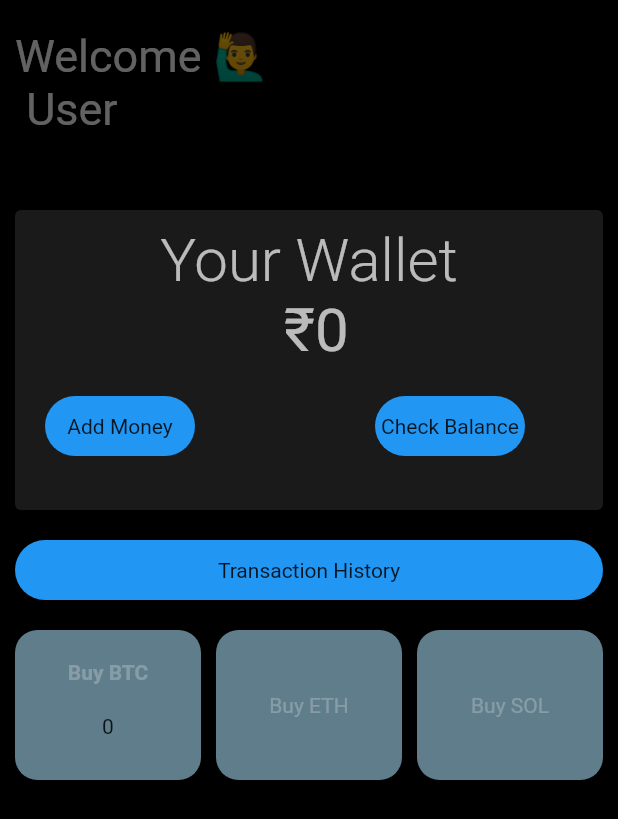
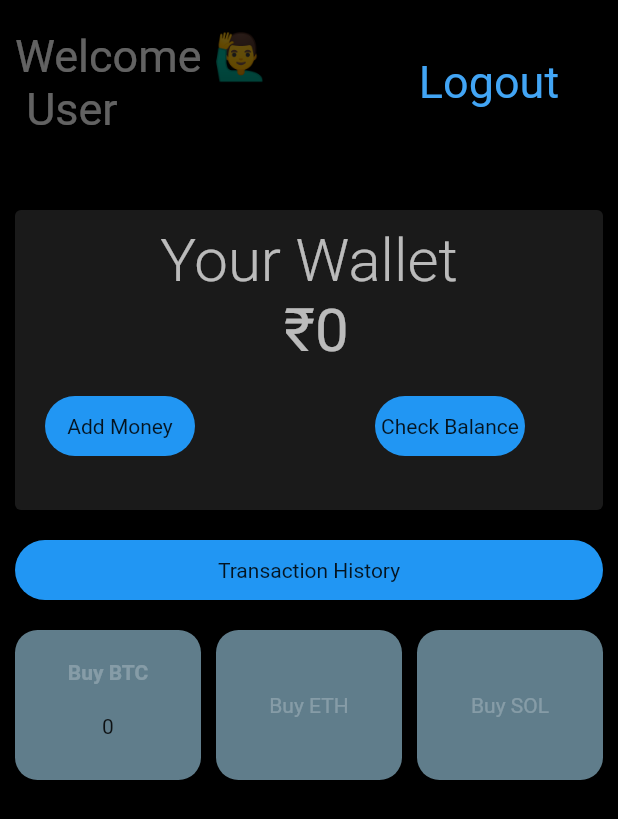
Before and after one commit to harsh-2024/Crypto-Wallet-app, a Flutter app: the Screen1 screen opened directly, on a phone screen of 412 x 824 dp. Shown: the top 819 px of the screen. Run offline on Flutter 3.47's test engine with Material 2 defaults, Android fonts, the phone set to English and light mode, and no system bars; our stand-ins replace cloud_firestore, firebase_auth, firebase_core, font_awesome_flutter, google_sign_in, toast; accounts and stored records are empty.

```diff
--- a/authentication/lib/screen_pages/addMoneypage.dart
+++ b/authentication/lib/screen_pages/addMoneypage.dart
@@ -1,3 +1,4 @@
+import 'package:authentication/login.dart';
 import 'package:flutter/material.dart';
 import 'package:firebase_auth/firebase_auth.dart';
 import 'package:cloud_firestore/cloud_firestore.dart';
@@ -5,13 +6,15 @@ import 'package:firebase_core/firebase_core.dart';
 
 Map<String, dynamic> mapdata = <String, dynamic>{
   "walletAmount": 0,
-  "btcAmount": 0
+  "btcAmount": 0,
+  "ethAmount": 0,
+  "solAmount": 0
 };
 
 TextEditingController myController = TextEditingController();
-// String? uid = FirebaseAuth.instance.currentUser?.uid;
+String? uid = FirebaseAuth.instance.currentUser?.uid;
 DocumentReference documentReference =
-    FirebaseFirestore.instance.doc("myData/walletData");
+    FirebaseFirestore.instance.doc("myData/$uid");
 
 class InputAmount extends StatefulWidget {
   const InputAmount({Key? key}) : super(key: key);
@@ -23,6 +26,7 @@ class InputAmount extends StatefulWidget {
 class _InputAmountState extends State<InputAmount> {
   Future<void> addMoney() async {
     // mapdata["walletAmount"] += int.parse(myController.text);
+
     documentReference
         .set(mapdata)
         .whenComplete(() => print("document added to firebase"));
@@ -60,9 +64,15 @@ class _InputAmountState extends State<InputAmount> {
               height: 10,
             ),
             InkWell(
-              onTap: () => addMoney()
-                  .whenComplete(() => updateWalletMoney())
-                  .whenComplete(() => Navigator.pop(context)),
+              onTap: () => user != null
+                  ? updateWalletMoney()
+                      .whenComplete(() => Navigator.pop(context))
+                  : addMoney()
+                      .whenComplete(() => updateWalletMoney())
+                      .whenComplete(() => Navigator.pop(context)),
+              // onTap: () => addMoney()
+              //     .whenComplete(() => updateWalletMoney())
+              //     .whenComplete(() => Navigator.pop(context)),
               child: Container(
                 child: Center(child: Text('Add')),
                 height: 40,
--- a/authentication/lib/screen_pages/screen1.dart
+++ b/authentication/lib/screen_pages/screen1.dart
@@ -1,4 +1,5 @@
 import 'dart:ui';
+import 'package:authentication/login.dart';
 import 'package:authentication/screen_pages/buyBTCpage.dart';
 import 'package:flutter/material.dart';
 import 'package:firebase_auth/firebase_auth.dart';
@@ -7,12 +8,15 @@ import 'package:cloud_firestore/cloud_firestore.dart';
 import 'addMoneypage.dart';
 import 'package:toast/toast.dart';
 import 'package:font_awesome_flutter/font_awesome_flutter.dart';
+import 'package:google_sign_in/google_sign_in.dart';
 
 int addedAmount = 0;
 
 Map<dynamic, dynamic> fetchedData = <String, dynamic>{
   "walletAmount": 0,
-  "btcAmount": 0
+  "btcAmount": 0,
+  "ethAmount": 0,
+  "solAmount": 0
 };
 
 class Screen1 extends StatefulWidget {
@@ -23,6 +27,15 @@ class Screen1 extends StatefulWidget {
 }
 
 class _Screen1State extends State<Screen1> {
+  Future<void> signout() async {
+    // final GoogleSignIn googleSignIn = GoogleSignIn();
+    // googleSignIn.signOut();
+    // FirebaseAuth.instance.signOut();
+
+    final GoogleSignIn googleSignIn = GoogleSignIn();
+    googleSignIn.signOut();
+  }
+
   void showToast(String msg, {int? duration, int? gravity}) {
     Toast.show(msg, duration: duration, gravity: gravity);
   }
@@ -56,6 +69,16 @@ class _Screen1State extends State<Screen1> {
                     "Welcome 🙋‍♂️\n User",
                     style: TextStyle(color: Colors.white38, fontSize: 30),
                   ),
+                  SizedBox(width: 100),
+                  InkWell(
+                    child: Text(
+                      "Logout",
+                      style:
+                          TextStyle(color: Colors.blue.shade400, fontSize: 30),
+                    ),
+                    onTap: () =>
+                        signout().whenComplete(() => Navigator.pop(context)),
+                  )
                 ],
               ),
               SizedBox(height: 30),
```
Also changed, not shown: authentication/lib/login.dart (+18 -5 lines), authentication/lib/screen_pages/buyBTCpage.dart (+9 -6 lines), authentication/lib/screen_pages/buyETH.dart (+17 -0 lines).
